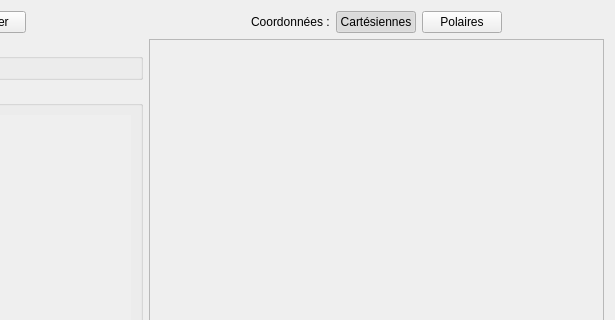
This is DataPlot/datawindow.ui in AdelKS/ZeGrapher as Qt 5 draws it before an edit; both pictures show x 268 to 883 and y 0 to 320 of the 883 by 572 pixel window. The edited form follows.
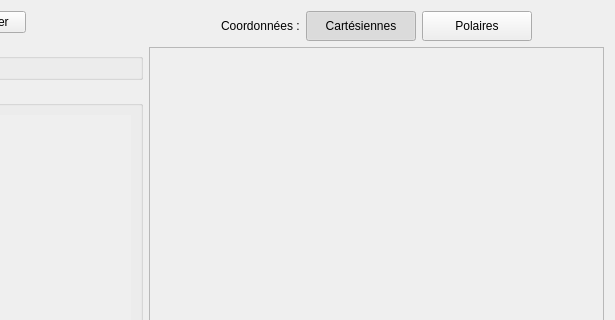
This is the edited form. Icons and pictures are not drawn.

What changed in the file:
```diff
--- a/DataPlot/datawindow.ui
+++ b/DataPlot/datawindow.ui
@@ -279,6 +279,18 @@
        </item>
        <item>
         <widget class="QPushButton" name="cartesian">
+         <property name="minimumSize">
+          <size>
+           <width>110</width>
+           <height>30</height>
+          </size>
+         </property>
+         <property name="maximumSize">
+          <size>
+           <width>110</width>
+           <height>30</height>
+          </size>
+         </property>
          <property name="text">
           <string>Cartésiennes</string>
          </property>
@@ -298,6 +310,18 @@
        </item>
        <item>
         <widget class="QPushButton" name="polar">
+         <property name="minimumSize">
+          <size>
+           <width>110</width>
+           <height>30</height>
+          </size>
+         </property>
+         <property name="maximumSize">
+          <size>
+           <width>110</width>
+           <height>30</height>
+          </size>
+         </property>
          <property name="text">
           <string>Polaires</string>
          </property>
@@ -350,7 +374,7 @@
           <x>0</x>
           <y>0</y>
           <width>455</width>
-          <height>511</height>
+          <height>512</height>
          </rect>
         </property>
         <layout class="QVBoxLayout" name="verticalLayout">
```
